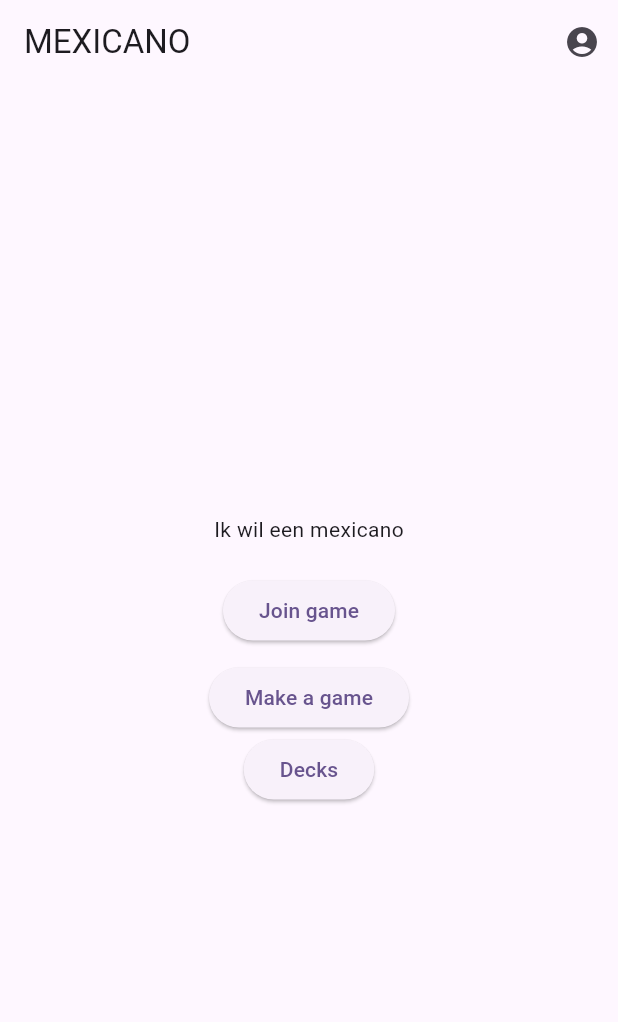
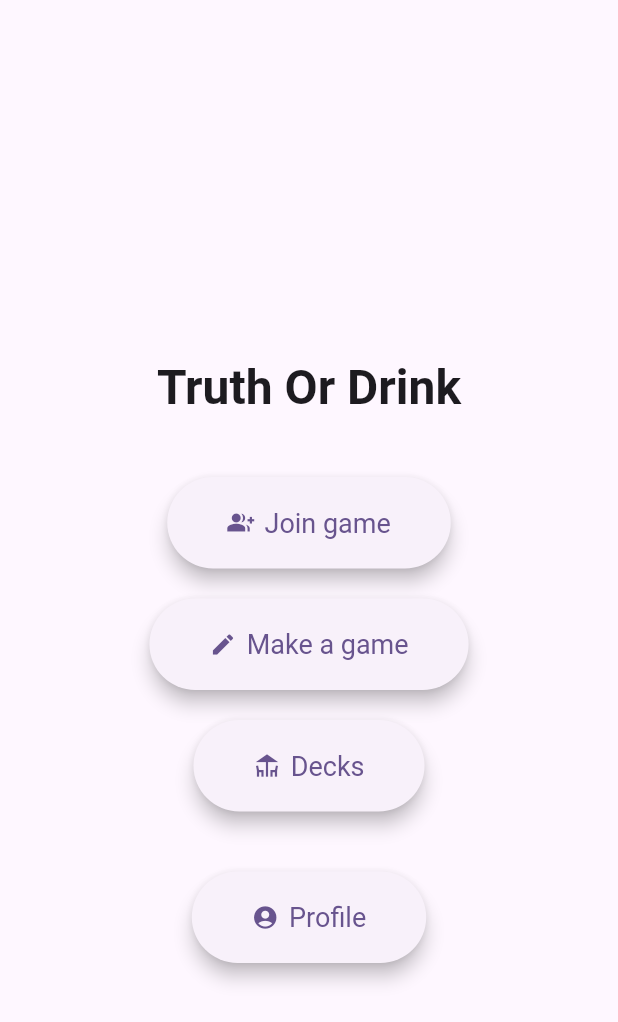
Before and after one commit to kinggeert/truth_or_drink, a Flutter app: the HomePage screen opened directly, on a phone screen of 412 x 824 dp. Shown: the top 1022 px of the screen. Run offline on Flutter 3.47's test engine with Material 3 defaults, Android fonts, the phone set to English and light mode, and no system bars; drawn by our look-alikes of dynamic_color; our stand-ins replace go_router, google_mobile_ads, qr_flutter, sqflite, supabase_flutter; missing offline and left inert: mobile_scanner; accounts and stored records are empty; network calls fail.

Commit message:
Update layout

```diff
--- a/lib/pages/decks_page.dart
+++ b/lib/pages/decks_page.dart
@@ -27,13 +27,15 @@ class DecksPage extends StatelessWidget {
             itemCount: decks.length,
             itemBuilder: (context, index) {
               final deck = decks[index];
-              return ListTile(
+              return Card(
+                child: ListTile(
                   title: Text(deck['name']),
                   onTap:
                       () => Navigator.push(
                         context,
                         MaterialPageRoute(
                           builder: (_) => CardsPage(deckId: deck['id']),
+                        ),
                       ),
                 ),
               );
--- a/lib/pages/home_page.dart
+++ b/lib/pages/home_page.dart
@@ -11,52 +11,104 @@ class HomePage extends StatelessWidget {
   Widget build(BuildContext context) {
     return Scaffold(
       appBar: AppBar(
-        title: Text("MEXICANO"),
-        actions: [
-          IconButton(
-            onPressed: () {
-              Navigator.push(
-                context,
-                MaterialPageRoute(builder: (_) => const ProfilePage()),
-              );
-            },
-            icon: const Icon(Icons.account_circle),
-          ),
-        ],
+        title: Container(), // Remove the title from the app bar
+        actions: const [], // Remove the profile button from the app bar
       ),
       body: Center(
         child: Column(
-          mainAxisSize: MainAxisSize.min,
+          mainAxisAlignment:
+              MainAxisAlignment.center, // Center content vertically
+          crossAxisAlignment:
+              CrossAxisAlignment.center, // Center content horizontally
           children: [
-            Text("Ik wil een mexicano"),
-            const SizedBox(height: 20),
-            ElevatedButton(
+            // Larger title text in the center
+            Text(
+              "Truth Or Drink",
+              style: Theme.of(context).textTheme.headlineLarge?.copyWith(
+                fontSize: 32,
+                fontWeight: FontWeight.bold,
+              ),
+            ),
+            const SizedBox(height: 40), // Space between title and buttons
+
+            ElevatedButton.icon(
               onPressed: () {
                 Navigator.push(
                   context,
                   MaterialPageRoute(builder: (_) => const JoinPage()),
                 );
               },
-              child: Text("Join game"),
+              icon: const Icon(Icons.group_add), // Icon for joining
+              label: const Text("Join game"),
+              style: ElevatedButton.styleFrom(
+                padding: const EdgeInsets.symmetric(
+                  vertical: 20,
+                  horizontal: 40,
+                ),
+                elevation: 5,
+                textStyle: const TextStyle(fontSize: 18),
+              ),
             ),
-            const SizedBox(height: 10),
-            ElevatedButton(
+            const SizedBox(height: 20),
+
+            ElevatedButton.icon(
               onPressed: () {
                 Navigator.push(
                   context,
                   MaterialPageRoute(builder: (_) => const MakePage()),
                 );
               },
-              child: Text("Make a game"),
+              icon: const Icon(Icons.create), // Icon for making a game
+              label: const Text("Make a game"),
+              style: ElevatedButton.styleFrom(
+                padding: const EdgeInsets.symmetric(
+                  vertical: 20,
+                  horizontal: 40,
+                ),
+                elevation: 5,
+                textStyle: const TextStyle(fontSize: 18),
+              ),
             ),
-            ElevatedButton(
+            const SizedBox(height: 20),
+
+            ElevatedButton.icon(
               onPressed: () {
                 Navigator.push(
                   context,
                   MaterialPageRoute(builder: (_) => DecksPage()),
                 );
               },
-              child: Text("Decks"),
+              icon: const Icon(Icons.deck), // Icon for viewing decks
+              label: const Text("Decks"),
+              style: ElevatedButton.styleFrom(
+                padding: const EdgeInsets.symmetric(
+                  vertical: 20,
+                  horizontal: 40,
+                ),
+                elevation: 5,
+                textStyle: const TextStyle(fontSize: 18),
+              ),
+            ),
+            const SizedBox(height: 40),
+
+            // Move profile button to a more logical place, below the buttons
+            ElevatedButton.icon(
+              onPressed: () {
+                Navigator.push(
+                  context,
+                  MaterialPageRoute(builder: (_) => const ProfilePage()),
+                );
+              },
+              icon: const Icon(Icons.account_circle), // Icon for profile
+              label: const Text("Profile"),
+              style: ElevatedButton.styleFrom(
+                padding: const EdgeInsets.symmetric(
+                  vertical: 20,
+                  horizontal: 40,
+                ),
+                elevation: 5,
+                textStyle: const TextStyle(fontSize: 18),
+              ),
             ),
           ],
         ),
```
Also changed, not shown: lib/pages/cards_page.dart (+7 -5 lines), lib/pages/game_page.dart (+19 -3 lines), lib/pages/make_page.dart (+6 -4 lines), lib/pages/share_page.dart (+10 -4 lines). Lines whose indentation alone changed are shown as unchanged.
